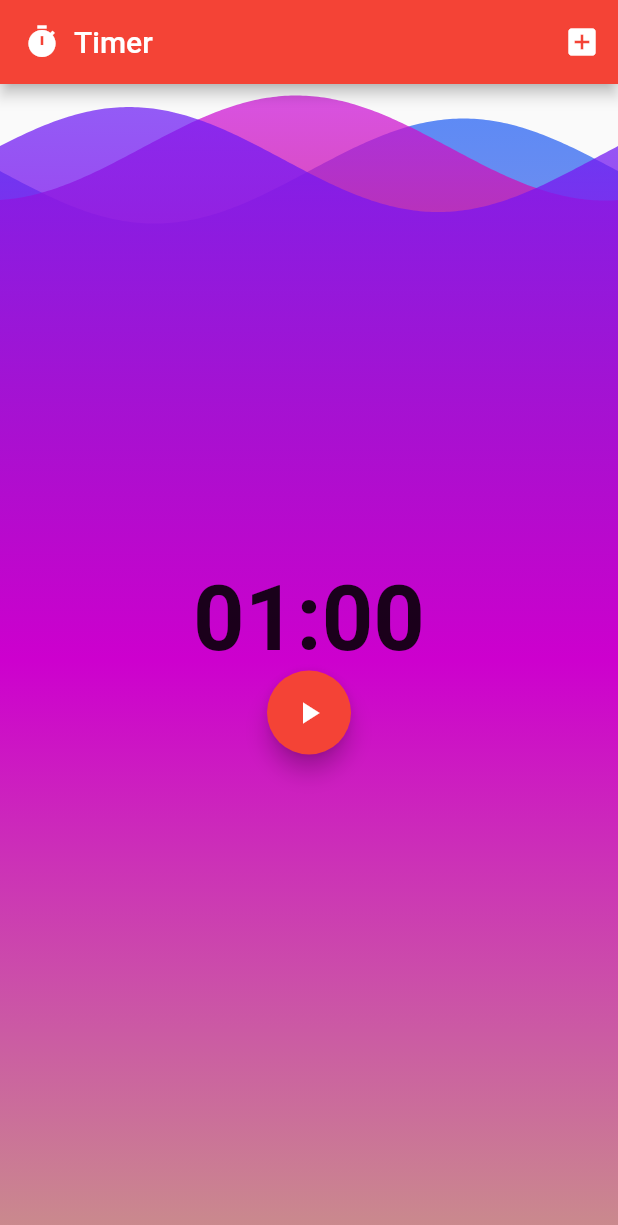
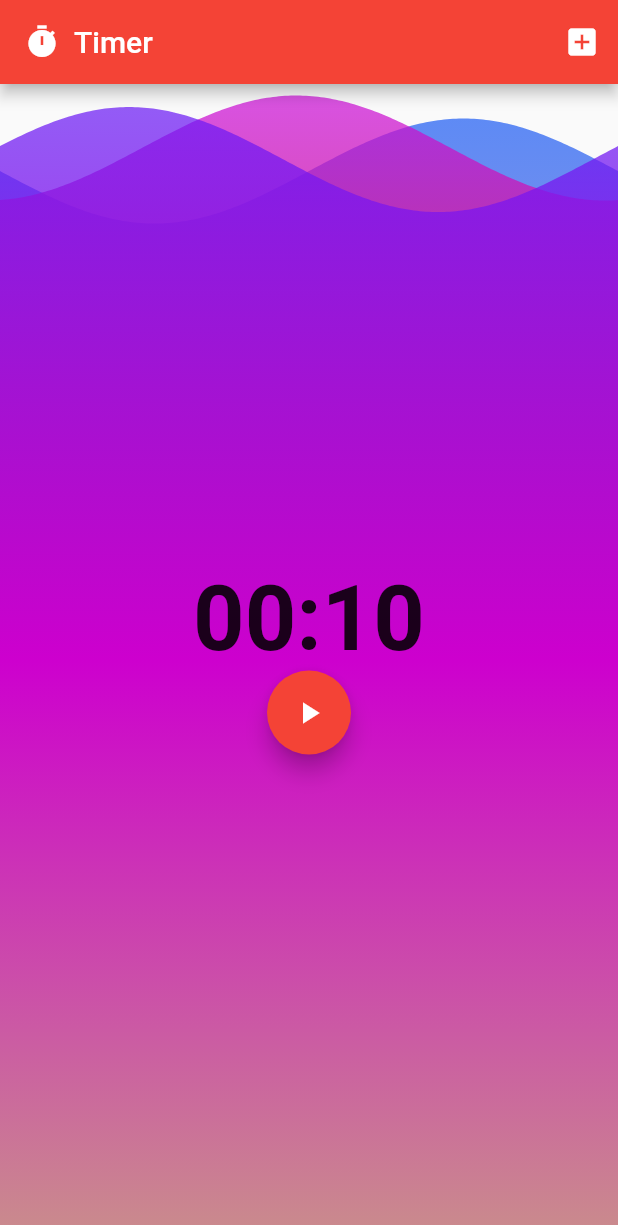
Before and after one commit to amirk3321/flutter_timer, a Flutter app: the screen it shows after launch, after a tap on the "play arrow" icon, after a tap on the "replay" icon, on a phone screen of 412 x 824 dp. Shown: the top 1225 px of the screen. Run offline on Flutter 3.47's test engine with Material 2 defaults, Android fonts, the phone set to English and light mode, and no system bars; drawn by our look-alikes of overlay_support, wave; our stand-ins replace bloc, equatable, flutter_bloc; missing offline and left inert: boxed_vertical_seekbar.

```diff
--- a/lib/db/bloc/timer_bloc.dart
+++ b/lib/db/bloc/timer_bloc.dart
@@ -1,10 +1,11 @@
 import 'dart:async';
 import 'package:bloc/bloc.dart';
+import 'package:flutter_timer/db/utils/notification_provider.dart';
 import './bloc.dart';
 import '../model/ticker.dart';
 
 class TimerBloc extends Bloc<TimerEvent, TimerState> {
-  static int _duration=60;
+  static int _duration=10;
   final Ticker _ticker;
 
 
@@ -53,7 +54,13 @@ class TimerBloc extends Bloc<TimerEvent, TimerState> {
 
 
   Stream<TimerState> _mapTickToState(Tick tick) async*{
-    yield tick.duration > 0 ? RunningState(duration: tick.duration) :FinishedState();
+    //yield tick.duration > 0 ? RunningState(duration: tick.duration) :FinishedState();
+    if (tick.duration >0){
+      yield RunningState(duration: tick.duration);
+    }else{
+     yield FinishedState();
+     NotificationProvider.onCustomShowBasicNotification();
+    }
   }
 
   Stream<TimerState> _mapPauseEventToState(PauseEvent pause) async*{
--- a/lib/main.dart
+++ b/lib/main.dart
@@ -2,6 +2,7 @@
 import 'package:flutter_bloc/flutter_bloc.dart';
 import 'package:bloc/bloc.dart';
 import 'package:flutter_timer/ui/timer_screen.dart';
+import 'package:overlay_support/overlay_support.dart';
 import './db/bloc/bloc.dart';
 import './db/bloc/delegate/simple_delegate.dart';
 import './db/model/ticker.dart';
@@ -33,13 +34,15 @@ class myAppState extends State<myApp>{
   @override
   Widget build(BuildContext context) {
     // TODO: implement build
-    return MaterialApp(
+    return OverlaySupport(
+      child: MaterialApp(
         title: "Flutter Demo",
         theme: ThemeData(primarySwatch: Colors.red),
         home: BlocProvider<TimerBloc>(
           builder: (context) => _timerBloc,
           child: TimerScreen(),
         )
+      ),
     );
   }
 }
--- a/lib/ui/action_buttons.dart
+++ b/lib/ui/action_buttons.dart
@@ -1,6 +1,7 @@
 
 import 'package:flutter/material.dart';
 import 'package:flutter_bloc/flutter_bloc.dart';
+import 'package:flutter_timer/db/utils/notification_provider.dart';
 import '../db/bloc/bloc.dart';
 
 
@@ -55,7 +56,9 @@ class ActionButtons extends StatelessWidget {
       return [
         FloatingActionButton(
           child: Icon(Icons.replay),
-          onPressed: ()=> bloc.dispatch(ResetEvent()),
+          onPressed: (){
+            bloc.dispatch(ResetEvent());
+          },
         ),
       ];
     }
--- a/pubspec.yaml
+++ b/pubspec.yaml
@@ -23,6 +23,7 @@ dependencies:
   flutter_bloc: ^0.20.0
   equatable: ^0.3.0
   boxed_vertical_seekbar: ^1.0.1
+  overlay_support:
   wave: ^0.0.8
   # The following adds the Cupertino Icons font to your application.
   # Use with the CupertinoIcons class for iOS style icons.
```
Also changed, not shown: pubspec.lock. Lines whose indentation alone changed are shown as unchanged.
